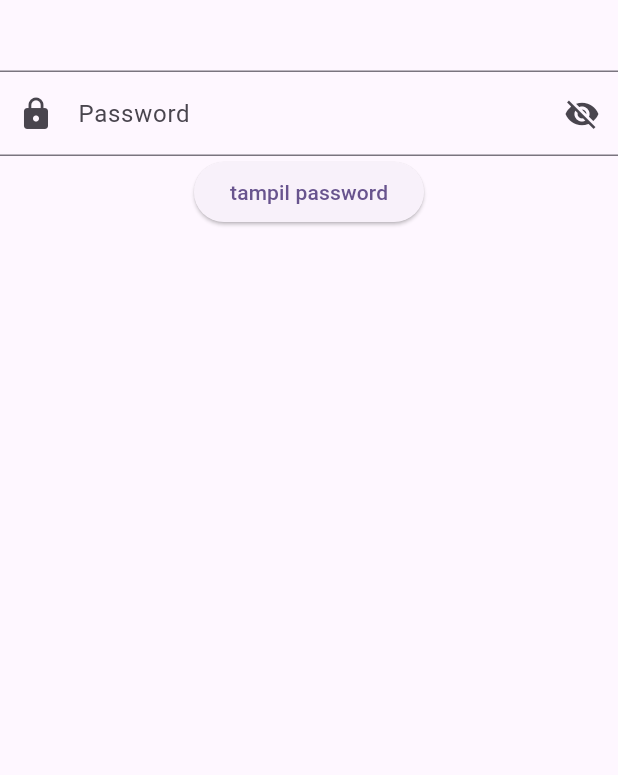
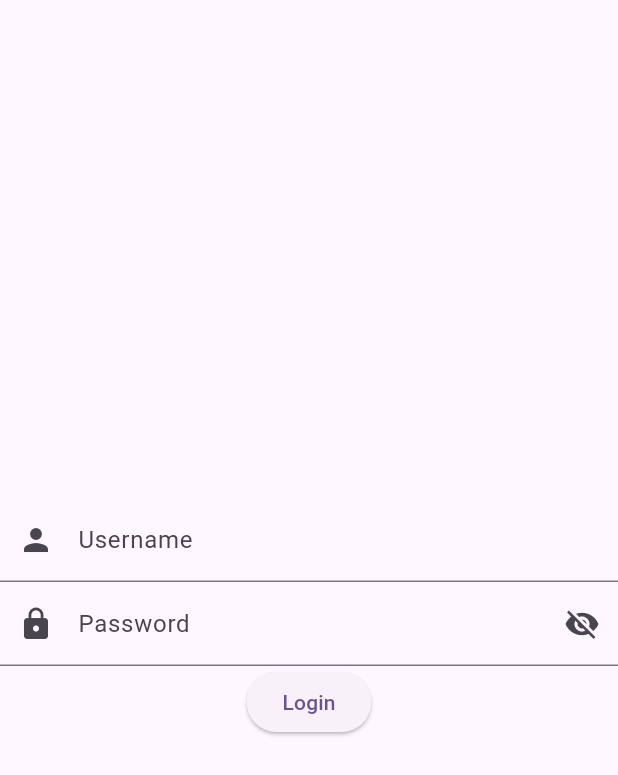
Before and after one commit to triyono777/projek_si_23_c, a Flutter app: the Login2Screen screen opened directly, on a phone screen of 412 x 824 dp. Shown: the top 775 px of the screen. Run offline on Flutter 3.47's test engine with Material 3 defaults, Android fonts, the light colour scheme and no system bars; our stand-ins replace get, get_storage; accounts and stored records are empty.

Commit message:
add library

```diff
--- a/lib/login_2_screen.dart
+++ b/lib/login_2_screen.dart
@@ -1,6 +1,11 @@
 // ignore_for_file: prefer_const_literals_to_create_immutables, prefer_const_constructors
 
 import 'package:flutter/material.dart';
+import 'package:get/get.dart';
+import 'package:get_storage/get_storage.dart';
+import 'package:projek_si_23_c/profil_screen.dart';
+
+import 'home_screen.dart';
 
 class Login2Screen extends StatefulWidget {
   const Login2Screen({super.key});
@@ -11,6 +16,8 @@ class Login2Screen extends StatefulWidget {
 
 class _Login2ScreenState extends State<Login2Screen> {
   bool passwordTampil = true;
+  TextEditingController usernameController = TextEditingController();
+  TextEditingController passwordController = TextEditingController();
 
   menampilkanPassword() {
     setState(() {
@@ -22,9 +29,18 @@ class _Login2ScreenState extends State<Login2Screen> {
   Widget build(BuildContext context) {
     return Scaffold(
       body: Column(
+        mainAxisAlignment: MainAxisAlignment.center,
         children: [
-          TextField(),
           TextField(
+            controller: usernameController,
+            decoration: InputDecoration(
+              labelText: "Username",
+              hintText: "Masukkan Username anda",
+              prefixIcon: Icon(Icons.person),
+            ),
+          ),
+          TextField(
+            controller: passwordController,
             obscureText: passwordTampil,
             decoration: InputDecoration(
               labelText: "Password",
@@ -40,9 +56,11 @@ class _Login2ScreenState extends State<Login2Screen> {
 
           ElevatedButton(
               onPressed: () {
-                menampilkanPassword();
+                final box = GetStorage();
+                box.write('username', usernameController.text);
+                Get.to(() => ProfilScreen());
               },
-              child: Text("tampil password")),
+              child: Text("Login")),
         ],
       ),
     );
--- a/pubspec.yaml
+++ b/pubspec.yaml
@@ -35,6 +35,8 @@ dependencies:
   # The following adds the Cupertino Icons font to your application.
   # Use with the CupertinoIcons class for iOS style icons.
   cupertino_icons: ^1.0.8
+  get_storage: ^2.1.1
+  get: ^4.7.2
 
 dev_dependencies:
   flutter_test:
```
Also changed, not shown: lib/main.dart (+8 -3 lines), lib/profil_screen.dart (+14 -0 lines), lib/splash_screen.dart (added, +43 -0 lines), pubspec.lock, 1 other file.
